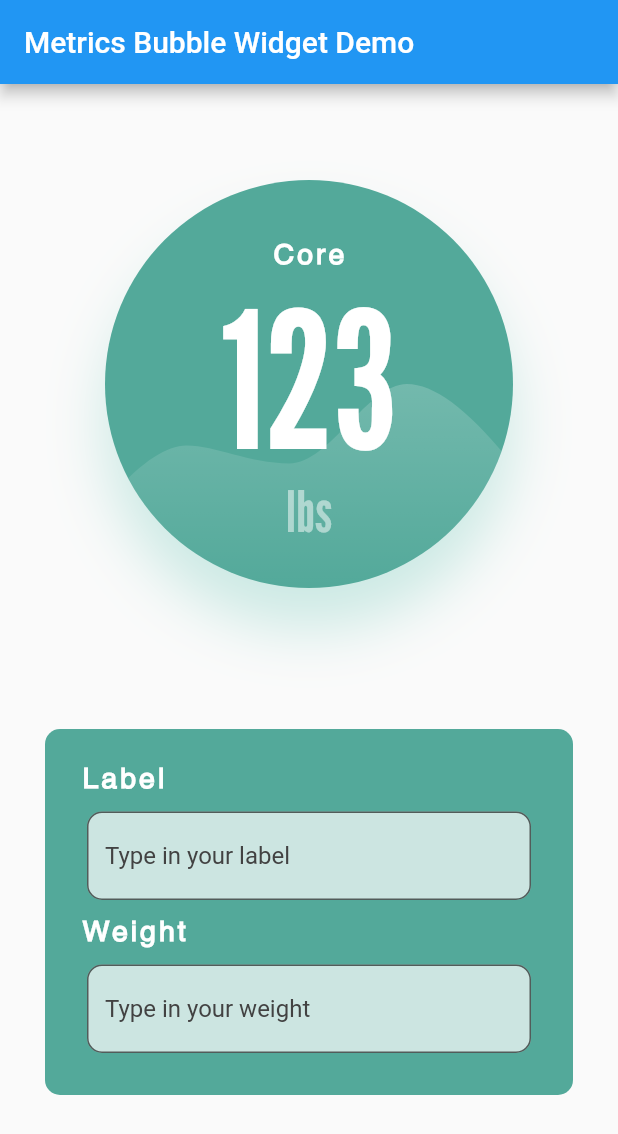
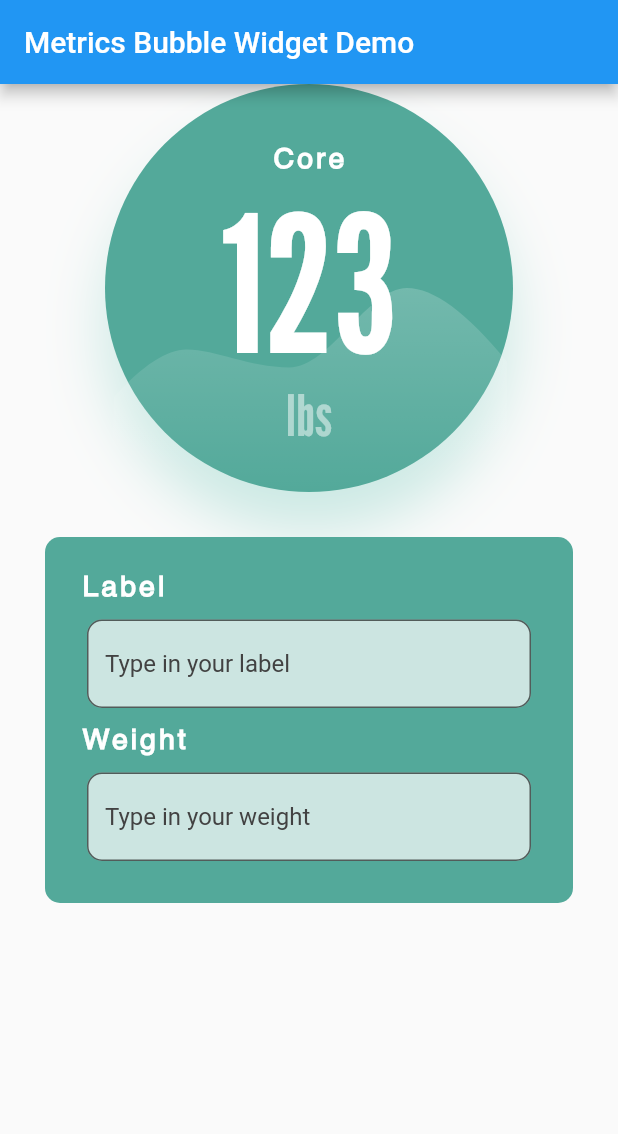
Before and after one commit to samuelobe/metrics_bubble, a Flutter app: the screen it shows after launch, on a phone screen of 412 x 824 dp. Shown: the top 1134 px of the screen. Run offline on Flutter 3.47's test engine with Material 2 defaults, Android fonts, the phone set to English and light mode, and no system bars; our stand-ins replace flutter_svg.

```diff
--- a/lib/pages/home_page.dart
+++ b/lib/pages/home_page.dart
@@ -18,12 +18,12 @@ class _DemoPageState extends State<DemoPage> {
   @override
   Widget build(BuildContext context) {
     return Scaffold(
+        //resizeToAvoidBottomInset: false,
         appBar: AppBar(
           title: Text(widget.title),
         ),
         body: Center(
-          child: Column(
-            mainAxisAlignment: MainAxisAlignment.spaceEvenly,
+          child: ListView(
             children: [
               MetricsBubble(
                 label: label,
@@ -90,6 +90,7 @@ class _DemoPageState extends State<DemoPage> {
                         Padding(
                           padding: const EdgeInsets.all(8.0),
                           child: TextField(
+                            keyboardType: const TextInputType.numberWithOptions(signed: true, decimal: true),
                             inputFormatters: <TextInputFormatter>[
                               FilteringTextInputFormatter.allow(
                                   RegExp(r'^\d+$')),
```
Also changed, not shown: pubspec.lock, 20 other files.
